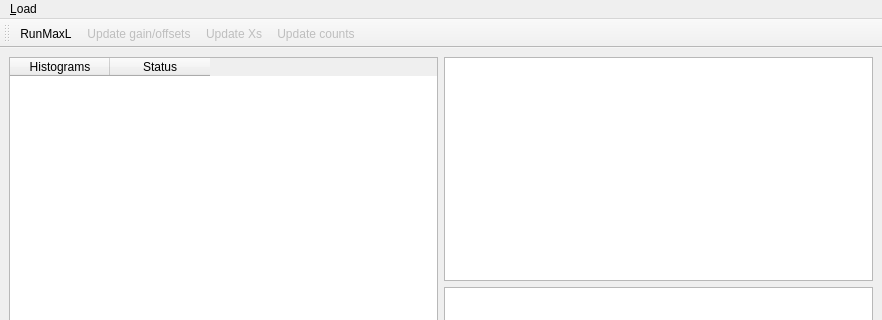
This is gui.ui in andyofmelbourne/MaxLhist as Qt 5 draws it before an edit; both pictures show x 0 to 882 and y 0 to 320 of the 882 by 771 pixel window. The edited form follows.
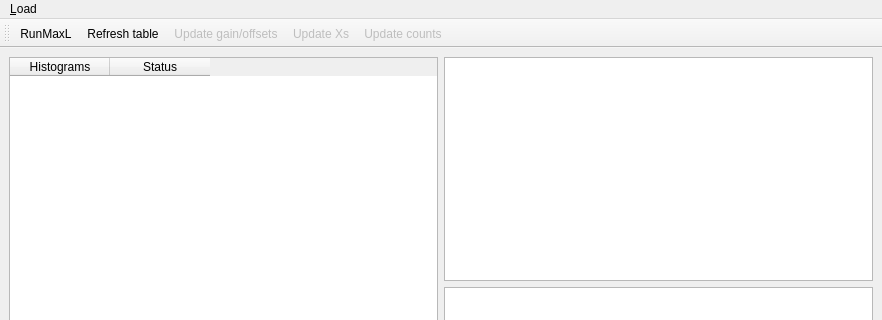
This is the edited form. Custom widgets are drawn as their Qt base class.

Commit message: fix table indexing bug

Diff of the .ui file:
```diff
--- a/gui.ui
+++ b/gui.ui
@@ -88,6 +88,7 @@
     <bool>false</bool>
    </attribute>
    <addaction name="actionRunMaxL"/>
+   <addaction name="actionRefresh_table"/>
    <addaction name="actionUpdate_gain_offsets"/>
    <addaction name="actionUpdate_Xs"/>
    <addaction name="actionUpdate_counts"/>
@@ -131,6 +132,11 @@
     <string>add variable</string>
    </property>
   </action>
+  <action name="actionRefresh_table">
+   <property name="text">
+    <string>Refresh table</string>
+   </property>
+  </action>
  </widget>
  <customwidgets>
   <customwidget>
```
Left out of the diff: 2 changed lines with no effect on the pictures. The commit also changes 2 other files.
